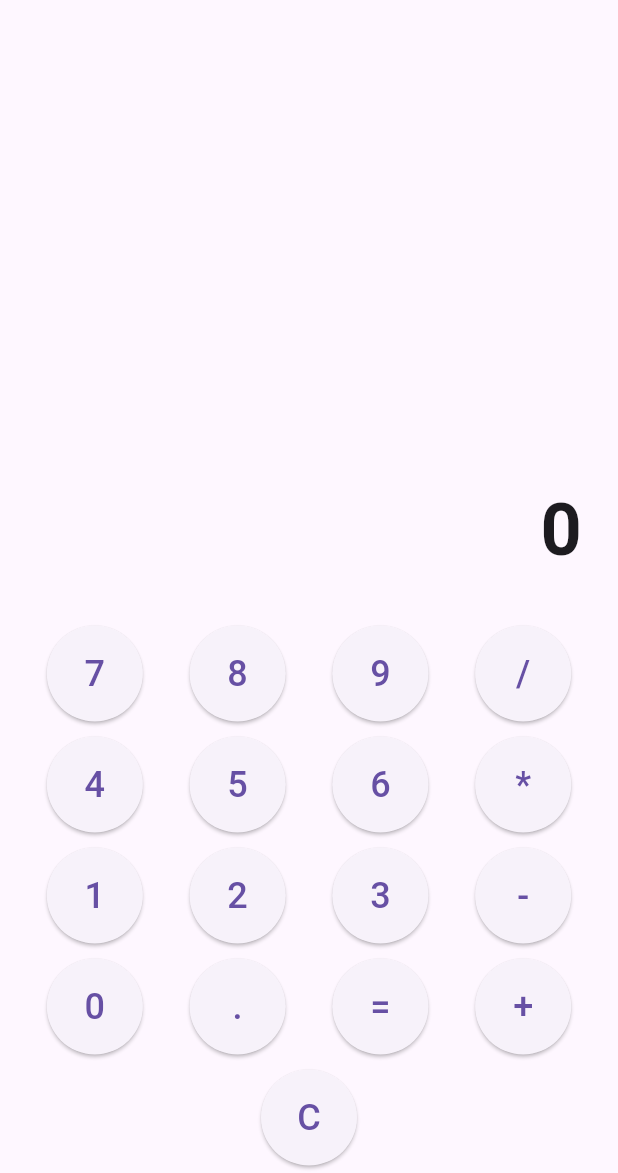
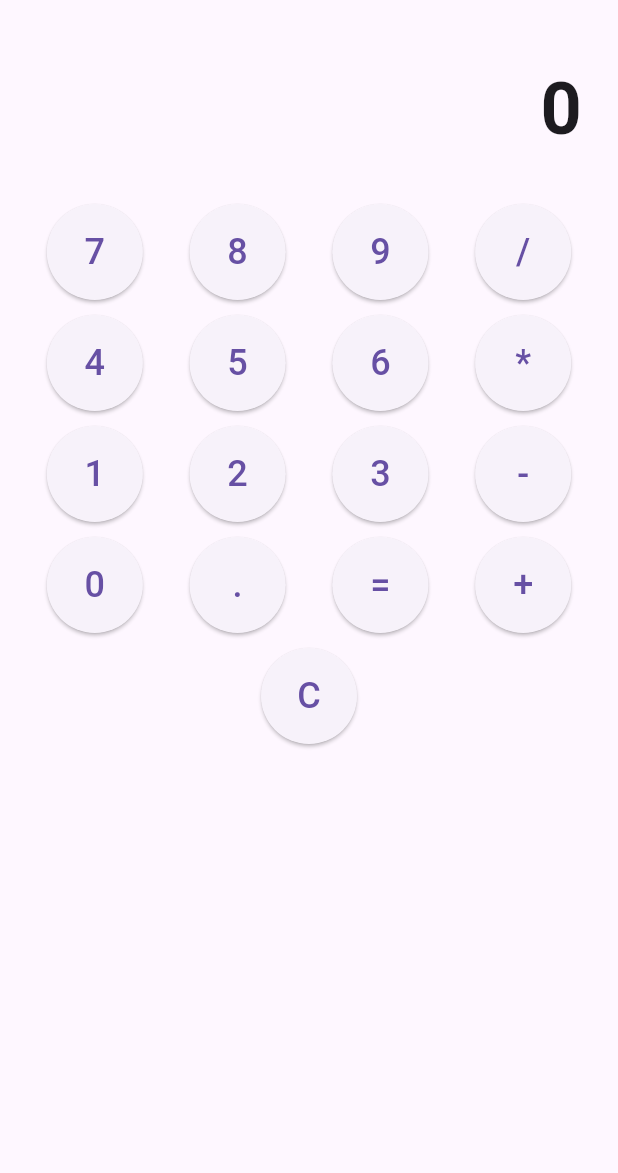
Before and after one commit to Alyvvn/hw1, a Flutter app: the screen it shows after launch, on a phone screen of 412 x 824 dp, the part 63-1236 px from its top. Run offline on Flutter 3.47's test engine with Material 3 defaults, Android fonts, the phone set to English and light mode, and no system bars.

Commit message:
Fix extraneous spacing above the calculator interface

```diff
--- a/lib/main.dart
+++ b/lib/main.dart
@@ -101,17 +101,12 @@ class _CalculatorPageState extends State<CalculatorPage> {
       appBar: AppBar(title: const Text("Calculator")),
       body: Column(
         children: [
-          Expanded(
-            child: Container(
-              alignment: Alignment.bottomRight,
-              padding: const EdgeInsets.all(24),
-              child: Text(
-                displayText,
-                style: const TextStyle(
-                  fontSize: 48,
-                  fontWeight: FontWeight.bold,
-                ),
-              ),
+          Container(
+            alignment: Alignment.bottomRight,
+            padding: const EdgeInsets.all(24),
+            child: Text(
+              displayText,
+              style: const TextStyle(fontSize: 48, fontWeight: FontWeight.bold),
             ),
           ),
           Column(
```
